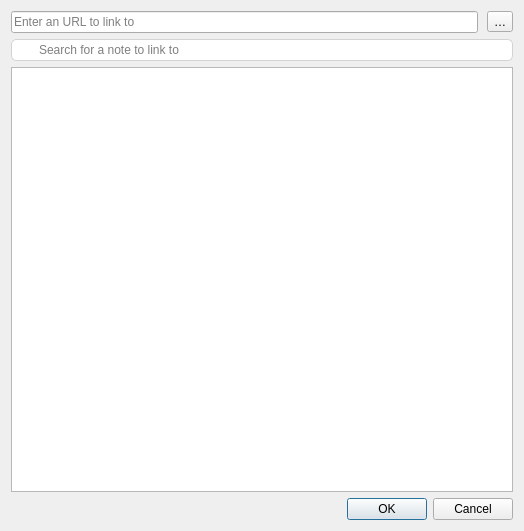
Qt form qownnotes/dialogs/linkdialog.ui (Samael340/qownnotes_alt) before a commit.
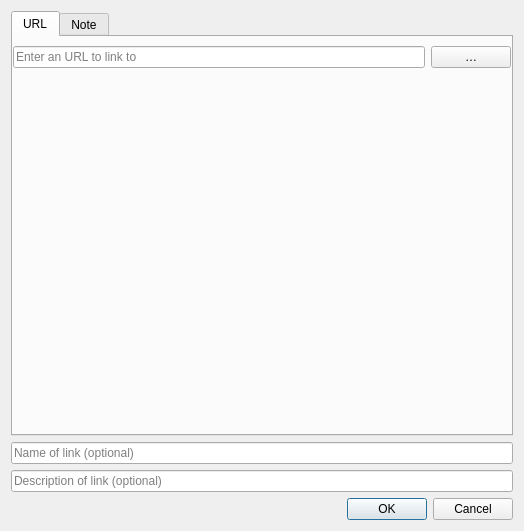
The same form after that commit. Icons and pictures are not drawn.

What changed in the file:
```diff
--- a/qownnotes/dialogs/linkdialog.ui
+++ b/qownnotes/dialogs/linkdialog.ui
@@ -21,24 +21,31 @@
    <item row="0" column="0">
     <layout class="QVBoxLayout" name="verticalLayout">
      <item>
-      <widget class="QFrame" name="horizontalFrame">
-       <layout class="QHBoxLayout" name="horizontalLayout">
-        <property name="spacing">
-         <number>9</number>
-        </property>
+      <widget class="QTabWidget" name="tabWidget">
+       <property name="sizePolicy">
+        <sizepolicy hsizetype="Expanding" vsizetype="Minimum">
+         <horstretch>0</horstretch>
+         <verstretch>0</verstretch>
+        </sizepolicy>
+       </property>
+       <property name="currentIndex">
+        <number>0</number>
+       </property>
+       <widget class="QWidget" name="urlTab">
+        <attribute name="title">
+         <string notr="true">URL</string>
+        </attribute>
+        <layout class="QGridLayout" name="gridLayout_2">
         <property name="leftMargin">
          <number>0</number>
         </property>
-        <property name="topMargin">
-         <number>0</number>
-        </property>
         <property name="rightMargin">
          <number>0</number>
         </property>
         <property name="bottomMargin">
          <number>0</number>
         </property>
-        <item>
+         <item row="1" column="1">
          <widget class="QLineEdit" name="urlEdit">
           <property name="statusTip">
            <string>Enter URL</string>
@@ -57,8 +64,21 @@
           </property>
          </widget>
         </item>
-        <item>
-         <widget class="QToolButton" name="fileUrlButton">
+         <item row="2" column="1" colspan="2">
+          <spacer name="verticalSpacer">
+           <property name="orientation">
+            <enum>Qt::Vertical</enum>
+           </property>
+           <property name="sizeHint" stdset="0">
+            <size>
+             <width>20</width>
+             <height>40</height>
+            </size>
+           </property>
+          </spacer>
+         </item>
+         <item row="1" column="2">
+          <widget class="QPushButton" name="fileUrlButton">
           <property name="toolTip">
            <string>&lt;html&gt;&lt;head/&gt;&lt;body&gt;&lt;p&gt;select local file to link to&lt;/p&gt;&lt;/body&gt;&lt;/html&gt;</string>
           </property>
@@ -69,7 +89,20 @@
         </item>
        </layout>
       </widget>
-     </item>
+       <widget class="QWidget" name="noteTab">
+        <attribute name="title">
+         <string>Note</string>
+        </attribute>
+        <layout class="QVBoxLayout" name="verticalLayout_2">
+         <property name="leftMargin">
+          <number>0</number>
+         </property>
+         <property name="rightMargin">
+          <number>0</number>
+         </property>
+         <property name="bottomMargin">
+          <number>0</number>
+         </property>
      <item>
       <widget class="QLineEdit" name="searchLineEdit">
        <property name="toolTip">
@@ -99,6 +132,36 @@
       <widget class="QListWidget" name="notesListWidget"/>
      </item>
     </layout>
+       </widget>
+      </widget>
+     </item>
+     <item>
+      <widget class="QLineEdit" name="nameLineEdit">
+       <property name="statusTip">
+        <string>Enter the name of the link (optional)</string>
+       </property>
+       <property name="placeholderText">
+        <string>Name of link (optional)</string>
+       </property>
+       <property name="clearButtonEnabled">
+        <bool>true</bool>
+       </property>
+      </widget>
+     </item>
+     <item>
+      <widget class="QLineEdit" name="descriptionLineEdit">
+       <property name="statusTip">
+        <string>Enter a description for the link (optional)</string>
+       </property>
+       <property name="placeholderText">
+        <string>Description of link (optional)</string>
+       </property>
+       <property name="clearButtonEnabled">
+        <bool>true</bool>
+       </property>
+      </widget>
+     </item>
+    </layout>
    </item>
    <item row="1" column="0">
     <widget class="QDialogButtonBox" name="buttonBox">
```
Left out of the diff: 11 changed lines with no effect on the pictures. Lines whose indentation alone changed are shown as unchanged.
